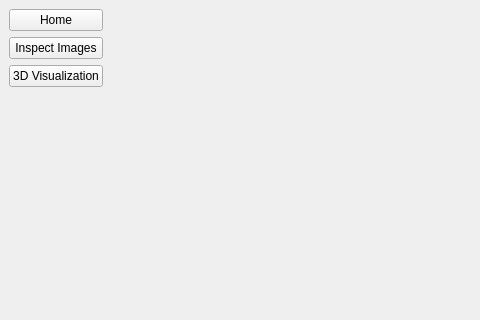
Before: the Qt Designer form app/mainwindow.ui in Teklaw7/DeepInspect, drawn with Qt 5; both pictures show x 0 to 480 and y 0 to 320 of the 800 by 600 pixel window.
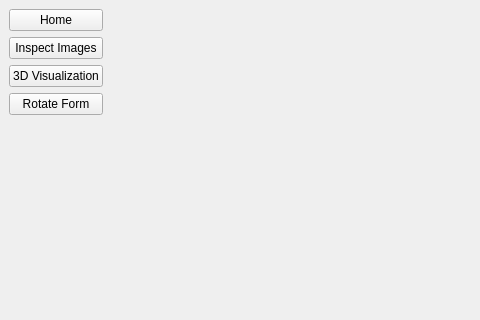
After: the same form once the commit is applied.

Commit message: add the page for rotation form especially square for now

The edit to the form file:
```diff
--- a/app/mainwindow.ui
+++ b/app/mainwindow.ui
@@ -40,6 +40,13 @@
           </property>
          </widget>
         </item>
+        <item>
+         <widget class="QPushButton" name="rotateFormPushButton">
+          <property name="text">
+           <string>Rotate Form</string>
+          </property>
+         </widget>
+        </item>
         <item>
          <spacer name="verticalSpacer">
           <property name="orientation">
```
The commit also changes 6 other files.
